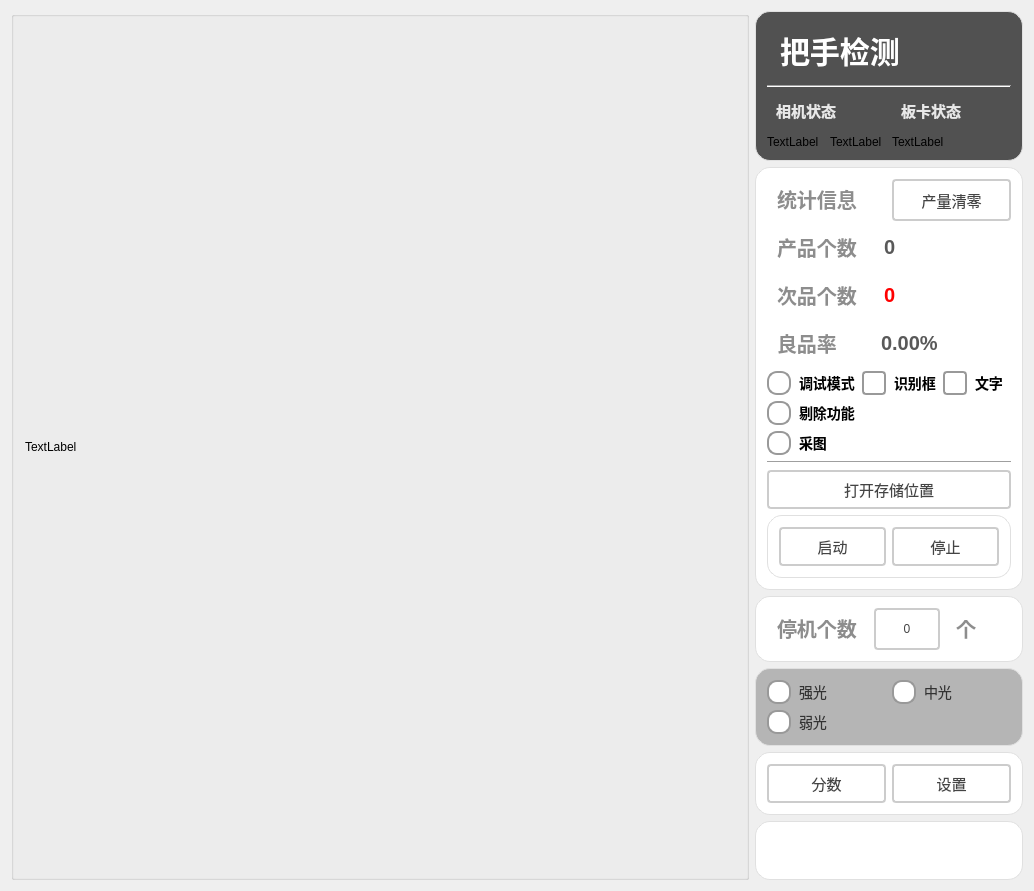
The window that XiuWenZhiZHuShouSolution/ui/HandleScanner.ui (WIND-ROAD-RUN/XiuWenZhiZhuShou) describes before a commit, drawn with Qt 5.
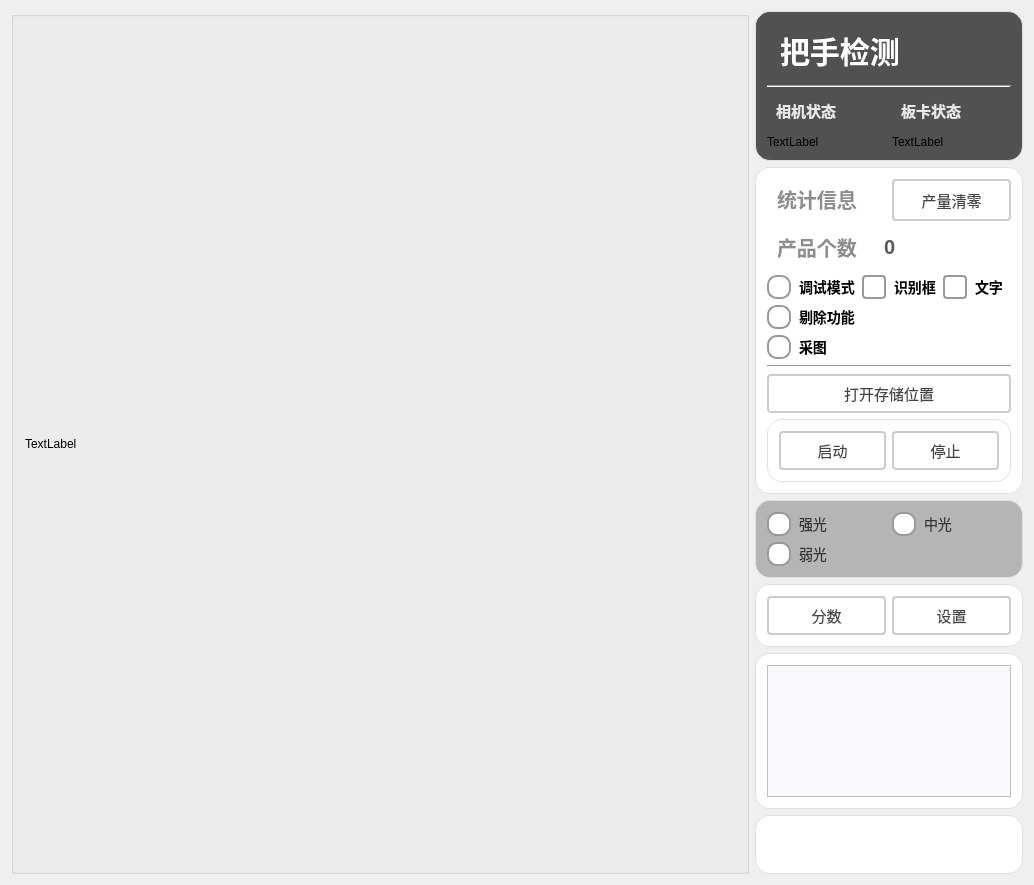
The same window after the commit. Icons and pictures are not drawn.

Patch:
```diff
--- a/XiuWenZhiZHuShouSolution/ui/HandleScanner.ui
+++ b/XiuWenZhiZHuShouSolution/ui/HandleScanner.ui
@@ -46,7 +46,7 @@
        </widget>
       </item>
       <item>
-       <layout class="QVBoxLayout" name="verticalLayout_2" stretch="1,8,1,1,1,1">
+       <layout class="QVBoxLayout" name="verticalLayout_2" stretch="1,8,1,1,0,1">
         <item>
          <widget class="QGroupBox" name="groupBox_head">
           <property name="styleSheet">
@@ -165,13 +165,9 @@
                </item>
                <item>
                 <layout class="QGridLayout" name="gLayout_cameraStates">
-                 <item row="0" column="1">
-                  <widget class="QLabel" name="label_camera2State">
-                   <property name="text">
-                    <string>TextLabel</string>
-                   </property>
-                  </widget>
-                 </item>
+                 <property name="leftMargin">
+                  <number>0</number>
+                 </property>
                  <item row="0" column="0">
                   <widget class="QLabel" name="label_camera1State">
                    <property name="text">
@@ -237,7 +233,7 @@
           <property name="title">
            <string/>
           </property>
-          <layout class="QVBoxLayout" name="verticalLayout" stretch="1,1,1,1,1,1,1,1,1,2">
+          <layout class="QVBoxLayout" name="verticalLayout" stretch="1,1,1,1,1,1,1,2">
            <item>
             <layout class="QHBoxLayout" name="hLayout_info" stretch="1,1">
              <item>
@@ -339,84 +335,6 @@
              </item>
             </layout>
            </item>
-           <item>
-            <layout class="QHBoxLayout" name="hLayout_wasteProducts" stretch="1,2">
-             <item>
-              <widget class="QLabel" name="label_wasteProducts">
-               <property name="styleSheet">
-                <string notr="true">QLabel {
-       font-size: 20px;        
-       font-weight: bold;        
-       color:  rgb(141, 141, 141);       
-       padding: 5px 5px;     
-       border-bottom: 2px solid #cccccc; 
-    }</string>
-               </property>
-               <property name="text">
-                <string>次品个数</string>
-               </property>
-               <property name="alignment">
-                <set>Qt::AlignmentFlag::AlignLeading|Qt::AlignmentFlag::AlignLeft|Qt::AlignmentFlag::AlignVCenter</set>
-               </property>
-              </widget>
-             </item>
-             <item>
-              <widget class="QLabel" name="label_wasteProductsValue">
-               <property name="styleSheet">
-                <string notr="true">QLabel {
-       font-size: 20px;        
-       font-weight: bold;        
-       color:   rgb(255, 0, 0);      
-       padding: 5px 5px;     
-       border-bottom: 2px solid #cccccc; 
-    }</string>
-               </property>
-               <property name="text">
-                <string>0</string>
-               </property>
-              </widget>
-             </item>
-            </layout>
-           </item>
-           <item>
-            <layout class="QHBoxLayout" name="hLayout_productionYield" stretch="1,2">
-             <item>
-              <widget class="QLabel" name="label_productionYield">
-               <property name="styleSheet">
-                <string notr="true">QLabel {
-       font-size: 20px;        
-       font-weight: bold;        
-       color:  rgb(141, 141, 141);       
-       padding: 5px 5px;     
-       border-bottom: 2px solid #cccccc; 
-    }</string>
-               </property>
-               <property name="text">
-                <string>良品率   </string>
-               </property>
-               <property name="alignment">
-                <set>Qt::AlignmentFlag::AlignLeading|Qt::AlignmentFlag::AlignLeft|Qt::AlignmentFlag::AlignVCenter</set>
-               </property>
-              </widget>
-             </item>
-             <item>
-              <widget class="QLabel" name="label_productionYieldValue">
-               <property name="styleSheet">
-                <string notr="true">QLabel {
-       font-size: 20px;        
-       font-weight: bold;        
-       color:  rgb(89, 89, 89);       
-       padding: 5px 5px;     
-       border-bottom: 2px solid #cccccc; 
-    }</string>
-               </property>
-               <property name="text">
-                <string>0.00%</string>
-               </property>
-              </widget>
-             </item>
-            </layout>
-           </item>
            <item>
             <layout class="QHBoxLayout" name="horizontalLayout_4">
              <item>
@@ -896,96 +814,6 @@
           </layout>
          </widget>
         </item>
-        <item>
-         <widget class="QGroupBox" name="groupBox">
-          <property name="styleSheet">
-           <string notr="true">QGroupBox {
-    font-size: 20px;
-    font-weight: bold;
-    background-color: rgb(255, 255, 255);
-    border: 1px solid #e0e0e0;
-    border-radius: 2px;
-	border-radius: 15px
-}
-
-QGroupBox::title {
-    subcontrol-origin: margin;
-    left: 10px;
-    padding: 0 5px;
-    color: #2c3e50;
-}</string>
-          </property>
-          <property name="title">
-           <string/>
-          </property>
-          <layout class="QHBoxLayout" name="horizontalLayout_7">
-           <item>
-            <widget class="QLabel" name="label_51">
-             <property name="styleSheet">
-              <string notr="true">QLabel {
-       font-size: 20px;        
-       font-weight: bold;        
-       color:  rgb(141, 141, 141);       
-       padding: 5px 5px;     
-       border-bottom: 2px solid #cccccc; 
-    }</string>
-             </property>
-             <property name="text">
-              <string>停机个数</string>
-             </property>
-            </widget>
-           </item>
-           <item>
-            <widget class="QPushButton" name="btn_tingjigeshu">
-             <property name="sizePolicy">
-              <sizepolicy hsizetype="Minimum" vsizetype="Minimum">
-               <horstretch>0</horstretch>
-               <verstretch>0</verstretch>
-              </sizepolicy>
-             </property>
-             <property name="styleSheet">
-              <string notr="true">QPushButton {
-    padding: 6px 14px;
-    border: 2px solid #CCC;
-    border-radius: 4px;
-    background-color: white;
-    color: #444;
-}
-
-QPushButton:hover {
-    border-color: #999;
-    background-color: #F5F5F5;
-}
-
-QPushButton:pressed {
-    border-color: #777;
-    background-color: #EEE;
-}</string>
-             </property>
-             <property name="text">
-              <string>0</string>
-             </property>
-            </widget>
-           </item>
-           <item>
-            <widget class="QLabel" name="label_52">
-             <property name="styleSheet">
-              <string notr="true">QLabel {
-       font-size: 20px;        
-       font-weight: bold;        
-       color:  rgb(141, 141, 141);       
-       padding: 5px 5px;     
-       border-bottom: 2px solid #cccccc; 
-    }</string>
-             </property>
-             <property name="text">
-              <string>个</string>
-             </property>
-            </widget>
-           </item>
-          </layout>
-         </widget>
-        </item>
         <item>
          <widget class="QGroupBox" name="groupBox_3">
           <property name="styleSheet">
@@ -1314,6 +1142,45 @@
           </layout>
          </widget>
         </item>
+        <item>
+         <widget class="QGroupBox" name="gBox_CommunicationInfo">
+          <property name="styleSheet">
+           <string notr="true">QGroupBox {
+    font-size: 20px;
+    font-weight: bold;
+    background-color: rgb(255, 255, 255);
+    border: 1px solid #e0e0e0;
+    border-radius: 2px;
+	border-radius: 15px
+}
+
+QGroupBox::title {
+    subcontrol-origin: margin;
+    left: 10px;
+    padding: 0 5px;
+    color: #2c3e50;
+}</string>
+          </property>
+          <property name="title">
+           <string/>
+          </property>
+          <layout class="QHBoxLayout" name="horizontalLayout_7">
+           <item>
+            <widget class="QPlainTextEdit" name="plainTextEdit_communication">
+             <property name="enabled">
+              <bool>true</bool>
+             </property>
+             <property name="styleSheet">
+              <string notr="true">QPlainTextEdit {
+    background-color: #F7F9FC;
+    font-size: 12pt;
+}</string>
+             </property>
+            </widget>
+           </item>
+          </layout>
+         </widget>
+        </item>
         <item>
          <widget class="QGroupBox" name="gBox_CompanyInfo">
           <property name="styleSheet">
```
